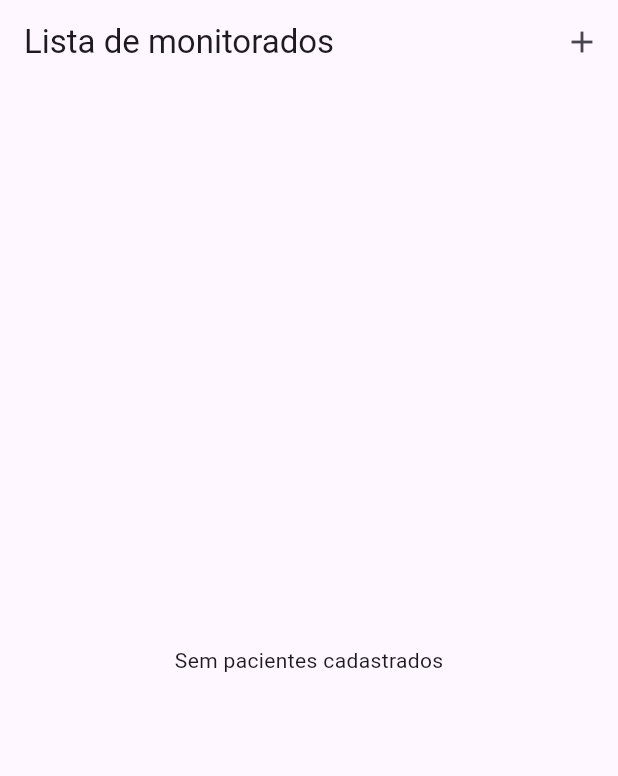
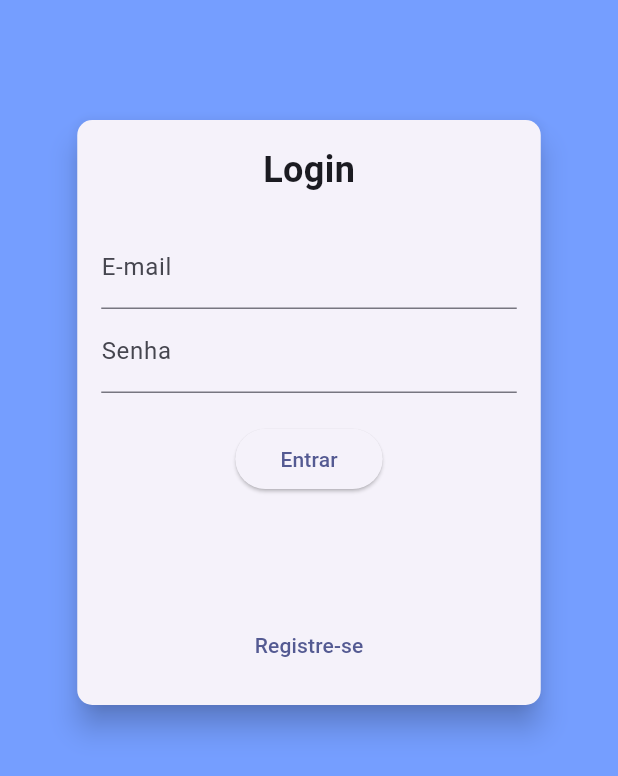
Before and after one commit to maitecr/track-person, a Flutter app: the screen it shows after launch, on a phone screen of 412 x 824 dp. Shown: the top 776 px of the screen. Run offline on Flutter 3.47's test engine with Material 3 defaults, Android fonts, the phone set to English and light mode, and no system bars; our stand-ins replace firebase_auth, firebase_core, firebase_database, google_maps_flutter, location; accounts and stored records are empty.

Commit message:
Firebase Authentication: login and signup

```diff
--- a/lib/main.dart
+++ b/lib/main.dart
@@ -1,5 +1,7 @@
+import 'package:firebase_auth/firebase_auth.dart';
 import 'package:flutter/material.dart';
 import 'package:provider/provider.dart';
+import 'package:track_person/screens/auth_screen.dart';
 import 'package:track_person/screens/track_pacient_detail_screen.dart';
 import 'package:track_person/screens/track_pacient_form_screen.dart';
 import 'package:track_person/screens/track_pacient_list_screen.dart';
@@ -25,9 +27,11 @@ class MyApp extends StatelessWidget {
       child: MaterialApp(
         title: 'Monitoramento',
         theme: ThemeData(
-          colorScheme: ColorScheme.fromSeed(seedColor: Colors.deepPurple),
+          colorScheme: ColorScheme.fromSeed(seedColor: const Color.fromARGB(255, 26, 32, 92)),
         ),
-        home: TrackPacientListScreen(),
+        home:  FirebaseAuth.instance.currentUser != null
+        ? TrackPacientListScreen()
+        : AuthScreen(),
         routes: {
           AppRoutes.TRACK_PACIENT_LIST: (ctx) => TrackPacientListScreen(),
           AppRoutes.TRACK_PACIENT_FORM: (ctx) => TrackPacientFormScreen(),
--- /dev/null
+++ b/lib/screens/auth_screen.dart
@@ -0,0 +1,32 @@
+import 'package:flutter/material.dart';
+import 'package:track_person/widgets/auth_form.dart';
+
+class AuthScreen extends StatelessWidget {
+  @override
+  Widget build(BuildContext context) {
+    return Scaffold(
+      resizeToAvoidBottomInset: true,
+      backgroundColor: Color.fromRGBO(117, 158, 255, 1),
+      appBar: AppBar(
+        backgroundColor: Color.fromRGBO(117, 158, 255, 1),
+      ),
+      body: Padding(
+        padding: const EdgeInsets.all(20),
+        child: Container(
+          width: double.infinity,
+          decoration: BoxDecoration(
+            borderRadius: BorderRadius.circular(20),
+          ),
+          child: Column(
+            children: [
+              Center(
+                child: AuthForm()
+              ),
+            ],
+          ),
+        ),
+      )
+    );
+  }
+
+}
--- a/lib/util/location_util.dart
+++ b/lib/util/location_util.dart
@@ -4,8 +4,7 @@ import 'dart:convert';
 import 'package:google_maps_flutter/google_maps_flutter.dart';
 import 'package:http/http.dart' as http;
 
-//const GOOGLE_API_KEY = [YOUR_GOOGLE_API_HERE];
-const GOOGLE_API_KEY = 'AIzaSyDQvCnqliOm-q6bUFSSwDBgVGEshuidIwI';
+const GOOGLE_API_KEY = [YOUR_GOOGLE_API_HERE];
 
 class LocationUtil {
   static String generateLocationPreviewImage({
--- /dev/null
+++ b/lib/widgets/auth_form.dart
@@ -0,0 +1,206 @@
+// ignore_for_file: sort_child_properties_last, prefer_final_fields
+
+import 'dart:async';
+
+import 'package:flutter/material.dart';
+import 'package:firebase_auth/firebase_auth.dart';
+
+enum AuthMode { Signup, Login}
+
+class AuthForm extends StatefulWidget {
+  @override
+  State<AuthForm> createState() => _AuthFormState();
+}
+
+class _AuthFormState extends State<AuthForm> {
+
+  final _passwordController = TextEditingController();
+  final _formKey = GlobalKey<FormState>();
+  bool _isLoading = false;
+  AuthMode _authMode = AuthMode.Login;
+  Map<String, String> _authData = {
+    'email' : '',
+    'password': '',
+  };
+
+  final _firebaseAuth = FirebaseAuth.instance;
+
+  bool _isLogin() => _authMode == AuthMode.Login;
+  bool _isSignup() => _authMode == AuthMode.Signup;
+
+  void _switchAuthMode() {
+    setState(() {
+      if(_isLogin()) {
+        _authMode = AuthMode.Signup;
+      } else {
+        _authMode = AuthMode.Login;
+      }
+    });
+  }
+
+  void _showErrorDialog(String message) {
+    ScaffoldMessenger.of(context).showSnackBar(
+      SnackBar(
+        content: Text(message),
+        backgroundColor: Colors.red,
+        duration: Duration(seconds: 3),
+      ),
+    );
+  }
+
+  String _translateFirebaseError(String code) {
+    switch (code) {
+      case 'invalid-email':
+        return 'O e-mail fornecido não é válido.';
+      case 'user-disabled':
+        return 'Esta conta foi desativada.';
+      case 'user-not-found':
+        return 'Usuário não encontrado.';
+      case 'wrong-password':
+        return 'Senha incorreta.';
+      case 'email-already-in-use':
+        return 'Este e-mail já está sendo utilizado.';
+      case 'operation-not-allowed':
+        return 'Operação não permitida.';
+      case 'weak-password':
+        return 'A senha é muito fraca.';
+      default:
+        return 'Erro inesperado. Tente novamente mais tarde.';
+   }
+  }
+
+  void _submit() async {
+    final isValid = _formKey.currentState?.validate() ?? false;
+
+    if(!isValid) return;
+
+    setState(() => _isLoading = true);
+    _formKey.currentState?.save();
+
+    try {
+      if (_isLogin()) {
+        await _firebaseAuth.signInWithEmailAndPassword(
+          email: _authData['email']!,
+          password: _authData['paswword']!,
+        );
+
+        Timer(Duration(hours: 1), () async {
+          await _firebaseAuth.signOut();
+        });
+
+      } else {
+        await _firebaseAuth.createUserWithEmailAndPassword(
+          email: _authData['email']!,
+          password: _authData['paswword']!,
+        );
+      }
+    } on FirebaseAuthException catch (e) {
+      final message = _translateFirebaseError(e.code);
+      _showErrorDialog(message);
+    }  catch (e) {
+    _showErrorDialog('Erro inesperado. Tente novamente.');
+  }
+
+
+    setState(() => _isLoading = false);
+  }
+
+  @override
+  Widget build(BuildContext context) {
+    final deviceSize = MediaQuery.of(context).size;
+    return Card(
+      shape: RoundedRectangleBorder(
+        borderRadius: BorderRadius.circular(10),
+      ),
+      elevation: 8,
+      child: Container(
+        padding: const EdgeInsets.all(16),
+        height: _isLogin() ? 390 : 480,
+        width: deviceSize.width * 0.75,
+        child: Form(
+          key: _formKey,
+          child: Column(
+            children: [
+              Text(
+                _isLogin() ? 'Login' : 'Cadastro',
+                style: TextStyle(
+                  fontSize: 24,
+                  fontWeight: FontWeight.bold,
+                ),
+              ),
+              SizedBox(height: 20),
+
+              TextFormField(
+                decoration: InputDecoration(labelText:  'E-mail'),
+                keyboardType: TextInputType.emailAddress,
+                onSaved: (email) => _authData['email'] = email ?? '',
+                validator: (_email) {
+                  final email = _email ?? '';
+                  if(email.trim().isEmpty || !email.contains('@')) {
+                    return 'Informe e-mail válido';
+                  }
+                  return null;
+                },
+              ),
+              TextFormField(
+                decoration: InputDecoration(labelText:  'Senha'),
+                keyboardType: TextInputType.emailAddress,
+                obscureText: true,
+                controller: _passwordController,
+                onSaved: (paswword) => _authData['paswword'] = paswword ?? '',
+                validator: (_password) {
+                  final password = _password ?? '';
+                  if(password.isEmpty || password.length < 5) {
+                    return 'Senha muito curta';
+                  }
+                  return null;
+                },
+              ),
+              if(_isSignup())
+                TextFormField(
+                  decoration: InputDecoration(labelText:  'Confirmar senha'),
+                  keyboardType: TextInputType.emailAddress,
+                  obscureText: true,
+                  validator: _isLogin()
+                    ? null
+                    : (_password) {
+                      final password = _password ?? '';
+                      if (password != _passwordController.text) {
+                        return 'Senhas não combinam';
+                      }
+                      return null;
+                    },
+                ),
+              SizedBox(height: 20),
+              if(_isLoading)
+                CircularProgressIndicator()
+              else
+                ElevatedButton(
+                  onPressed: _submit,
+                  child: Text(
+                    _authMode == AuthMode.Login ? 'Entrar' : 'Registrar',
+                  ),
+                  style: ElevatedButton.styleFrom(
+                    shape: RoundedRectangleBorder(
+                      borderRadius: BorderRadius.circular(20)
+                    ),
+                    padding: const EdgeInsets.symmetric(
+                      horizontal: 30,
+                      vertical: 8
+                    )
+                  ),
+                ),
+              Spacer(),
+              TextButton(
+                onPressed: _switchAuthMode,
+                child: Text(
+                  _isLogin() ? 'Registre-se' : 'Já possui conta?',
+                ),
+              )
+            ],
+          )
+        ),
+      ),
+    );
+  }
+}
--- a/pubspec.yaml
+++ b/pubspec.yaml
@@ -37,6 +37,7 @@ dependencies:
   sqflite: ^2.4.2
   firebase_database: ^11.3.6
   firebase_core: ^3.13.1
+  firebase_auth: ^5.5.4
 
 dev_dependencies:
   flutter_test:
```
Also changed, not shown: pubspec.lock, 5 other files.
